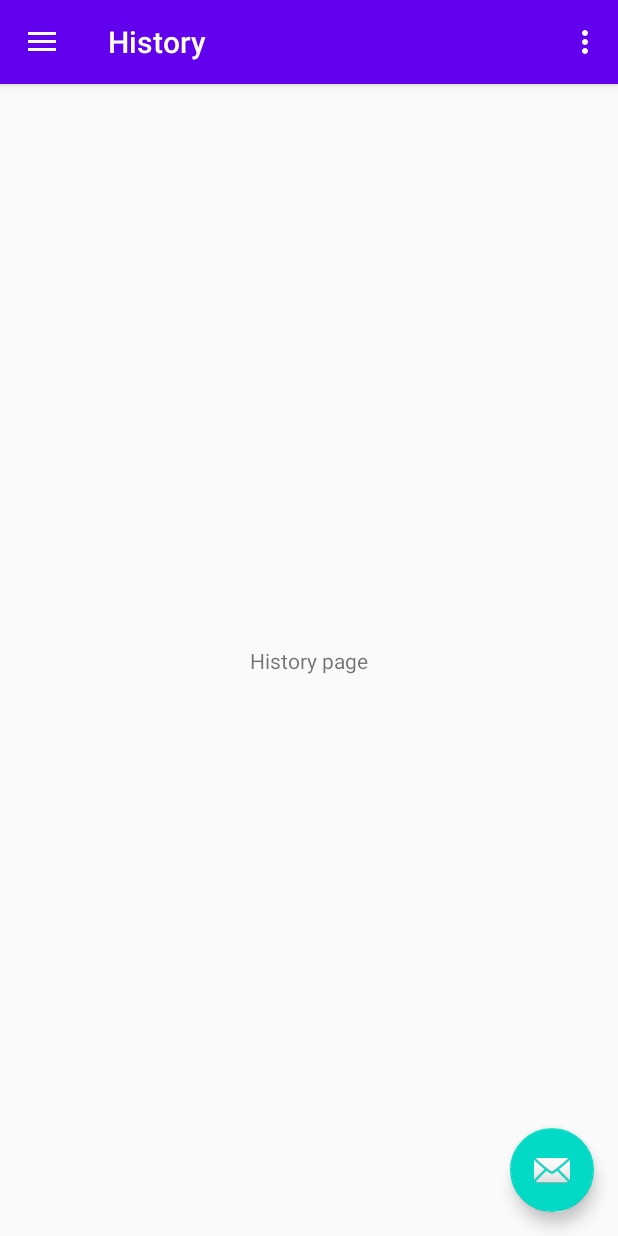
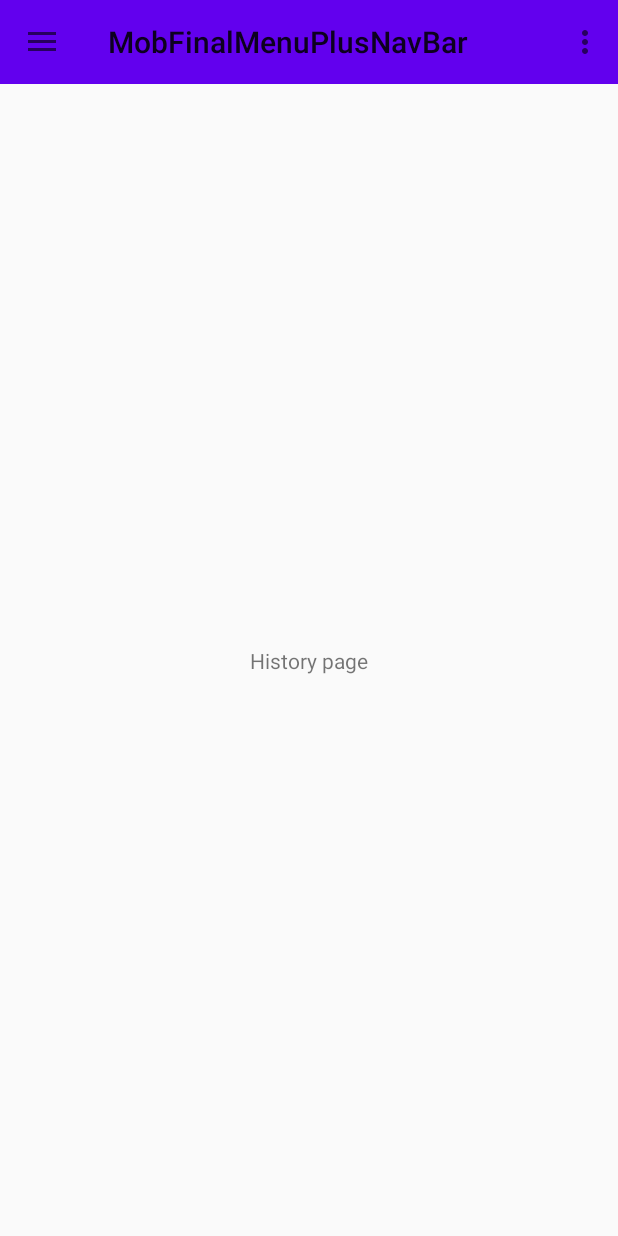
Before and after one commit to idastan97/MobFinalMenuPlusNavBar, an Android app: the screen it shows after launch (MainActivity), in the side drawer, after a tap on "History", on a phone screen of 412 x 824 dp. Run offline under Robolectric (Android 15) with nearby library versions, the phone set to English and light mode, and no system bars; our stand-ins replace navigation-ui.

Commit message:
Swipe pages added

```diff
--- a/app/build.gradle
+++ b/app/build.gradle
@@ -34,6 +34,7 @@ dependencies {
     implementation 'androidx.navigation:navigation-fragment:2.2.2'
     implementation 'androidx.navigation:navigation-ui:2.2.2'
     implementation 'androidx.lifecycle:lifecycle-extensions:2.2.0'
+    implementation "androidx.viewpager2:viewpager2:1.0.0"
     testImplementation 'junit:junit:4.12'
     androidTestImplementation 'androidx.test.ext:junit:1.1.1'
     androidTestImplementation 'androidx.test.espresso:espresso-core:3.2.0'
--- a/app/src/main/java/com/example/mobfinalmenuplusnavbar/MainActivity.java
+++ b/app/src/main/java/com/example/mobfinalmenuplusnavbar/MainActivity.java
@@ -1,8 +1,18 @@
 package com.example.mobfinalmenuplusnavbar;
 
 import android.os.Bundle;
+import android.view.MenuItem;
 import android.view.View;
 import android.view.Menu;
+import androidx.annotation.NonNull;
+import androidx.appcompat.app.ActionBarDrawerToggle;
+import androidx.core.view.GravityCompat;
+import androidx.viewpager2.widget.ViewPager2;
+import com.example.mobfinalmenuplusnavbar.ui.analytics.AnalyticsFragment;
+import com.example.mobfinalmenuplusnavbar.ui.debts.DebtsFragment;
+import com.example.mobfinalmenuplusnavbar.ui.history.HistoryFragment;
+import com.example.mobfinalmenuplusnavbar.ui.main.MainFragment;
+import com.example.mobfinalmenuplusnavbar.ui.plan.PlanFragment;
 import com.google.android.material.floatingactionbutton.FloatingActionButton;
 import com.google.android.material.snackbar.Snackbar;
 import com.google.android.material.navigation.NavigationView;
@@ -14,9 +24,12 @@ import androidx.drawerlayout.widget.DrawerLayout;
 import androidx.appcompat.app.AppCompatActivity;
 import androidx.appcompat.widget.Toolbar;
 
-public class MainActivity extends AppCompatActivity {
+public class MainActivity extends AppCompatActivity implements NavigationView.OnNavigationItemSelectedListener {
 
     private AppBarConfiguration mAppBarConfiguration;
+    private ViewPager2 viewPager2;
+    private MenusPagerAdapter adapter;
+    private DrawerLayout drawer;
 
     @Override
     protected void onCreate(Bundle savedInstanceState) {
@@ -24,25 +37,24 @@ public class MainActivity extends AppCompatActivity {
         setContentView(R.layout.activity_main);
         Toolbar toolbar = findViewById(R.id.toolbar);
         setSupportActionBar(toolbar);
-        FloatingActionButton fab = findViewById(R.id.fab);
-        fab.setOnClickListener(new View.OnClickListener() {
-            @Override
-            public void onClick(View view) {
-                Snackbar.make(view, "Replace with your own action", Snackbar.LENGTH_LONG)
-                        .setAction("Action", null).show();
-            }
-        });
-        DrawerLayout drawer = findViewById(R.id.drawer_layout);
+        adapter = new MenusPagerAdapter(this);
+        viewPager2 = findViewById(R.id.pager);
+        viewPager2.setAdapter(adapter);
+        drawer = findViewById(R.id.drawer_layout);
         NavigationView navigationView = findViewById(R.id.nav_view);
-        // Passing each menu ID as a set of Ids because each
-        // menu should be considered as top level destinations.
-        mAppBarConfiguration = new AppBarConfiguration.Builder(
-                R.id.nav_main, R.id.nav_history, R.id.nav_plan, R.id.nav_debts, R.id.nav_analytics)
-                .setDrawerLayout(drawer)
-                .build();
-        NavController navController = Navigation.findNavController(this, R.id.nav_host_fragment);
-        NavigationUI.setupActionBarWithNavController(this, navController, mAppBarConfiguration);
-        NavigationUI.setupWithNavController(navigationView, navController);
+        navigationView.setNavigationItemSelectedListener(this);
+        ActionBarDrawerToggle toggle =
+                new ActionBarDrawerToggle(this,
+                        drawer, toolbar,
+                        R.string.navigation_drawer_open,
+                        R.string.navigation_drawer_close);
+        drawer.addDrawerListener(toggle);
+        toggle.syncState();
+        if (savedInstanceState == null) {
+            viewPager2.setCurrentItem(0);
+            navigationView.setCheckedItem(R.id.nav_main);
+        }
+
     }
 
     @Override
@@ -53,9 +65,34 @@ public class MainActivity extends AppCompatActivity {
     }
 
     @Override
-    public boolean onSupportNavigateUp() {
-        NavController navController = Navigation.findNavController(this, R.id.nav_host_fragment);
-        return NavigationUI.navigateUp(navController, mAppBarConfiguration)
-                || super.onSupportNavigateUp();
+    public void onBackPressed() {
+        if (drawer.isDrawerOpen(GravityCompat.START)) {
+            drawer.closeDrawer(GravityCompat.START);
+        } else {
+            super.onBackPressed();
+        }
+    }
+
+    @Override
+    public boolean onNavigationItemSelected(@NonNull MenuItem item) {
+        switch (item.getItemId()) {
+            case R.id.nav_main:
+                viewPager2.setCurrentItem(0);
+                break;
+            case R.id.nav_history:
+                viewPager2.setCurrentItem(1);
+                break;
+            case R.id.nav_debts:
+                viewPager2.setCurrentItem(2);
+                break;
+            case R.id.nav_plan:
+                viewPager2.setCurrentItem(3);
+                break;
+            case R.id.nav_analytics:
+                viewPager2.setCurrentItem(4);
+                break;
+        }
+        drawer.closeDrawer(GravityCompat.START);
+        return true;
     }
 }
--- /dev/null
+++ b/app/src/main/java/com/example/mobfinalmenuplusnavbar/MenusPagerAdapter.java
@@ -0,0 +1,42 @@
+package com.example.mobfinalmenuplusnavbar;
+
+import androidx.annotation.NonNull;
+import androidx.fragment.app.Fragment;
+import androidx.fragment.app.FragmentActivity;
+import androidx.viewpager2.adapter.FragmentStateAdapter;
+import com.example.mobfinalmenuplusnavbar.ui.analytics.AnalyticsFragment;
+import com.example.mobfinalmenuplusnavbar.ui.debts.DebtsFragment;
+import com.example.mobfinalmenuplusnavbar.ui.history.HistoryFragment;
+import com.example.mobfinalmenuplusnavbar.ui.main.MainFragment;
+import com.example.mobfinalmenuplusnavbar.ui.plan.PlanFragment;
+
+public class MenusPagerAdapter extends FragmentStateAdapter {
+
+    public MenusPagerAdapter(@NonNull FragmentActivity fragmentActivity) {
+        super(fragmentActivity);
+    }
+
+
+    @NonNull
+    @Override
+    public Fragment createFragment(int position) {
+        switch (position){
+            case 0:
+                return new MainFragment();
+            case 1:
+                return new HistoryFragment();
+            case 2:
+                return new DebtsFragment();
+            case 3:
+                return new PlanFragment();
+            case 4:
+                return new AnalyticsFragment();
+        }
+        return null;
+    }
+
+    @Override
+    public int getItemCount() {
+        return 5;
+    }
+}
--- a/app/src/main/res/layout/activity_main.xml
+++ b/app/src/main/res/layout/activity_main.xml
@@ -8,11 +8,25 @@
         android:layout_height="match_parent"
         android:fitsSystemWindows="true"
         tools:openDrawer="start">
+    <LinearLayout android:layout_width="match_parent"
+                  android:layout_height="match_parent"
+                  android:orientation="vertical">
+        <androidx.appcompat.widget.Toolbar
+                android:id="@+id/toolbar"
+                android:layout_width="match_parent"
+                android:layout_height="?attr/actionBarSize"
+                android:background="?attr/colorPrimary"
+                app:popupTheme="@style/AppTheme.PopupOverlay"/>
 
-    <include
-            layout="@layout/app_bar_main"
-            android:layout_width="match_parent"
-            android:layout_height="match_parent"/>
+        <androidx.viewpager2.widget.ViewPager2
+                android:id="@+id/pager"
+                android:layout_width="match_parent"
+                android:layout_height="match_parent"
+                app:layout_constraintBottom_toBottomOf=" parent"
+                app:layout_constraintLeft_toLeftOf=" parent"
+                app:layout_constraintRight_toRightOf=" parent"/>
+    </LinearLayout>
+
 
     <com.google.android.material.navigation.NavigationView
             android:id="@+id/nav_view"
--- a/app/src/main/res/layout/app_bar_main.xml
+++ /dev/null
@@ -1,34 +0,0 @@
-<?xml version="1.0" encoding="utf-8"?>
-<androidx.coordinatorlayout.widget.CoordinatorLayout
-        xmlns:android="http://schemas.android.com/apk/res/android"
-        xmlns:app="http://schemas.android.com/apk/res-auto"
-        xmlns:tools="http://schemas.android.com/tools"
-        android:layout_width="match_parent"
-        android:layout_height="match_parent"
-        tools:context=".MainActivity">
-
-    <com.google.android.material.appbar.AppBarLayout
-            android:layout_height="wrap_content"
-            android:layout_width="match_parent"
-            android:theme="@style/AppTheme.AppBarOverlay" android:id="@+id/appBarLayout">
-
-        <androidx.appcompat.widget.Toolbar
-                android:id="@+id/toolbar"
-                android:layout_width="match_parent"
-                android:layout_height="?attr/actionBarSize"
-                android:background="?attr/colorPrimary"
-                app:popupTheme="@style/AppTheme.PopupOverlay"/>
-
-    </com.google.android.material.appbar.AppBarLayout>
-
-    <include layout="@layout/content_main"/>
-
-    <com.google.android.material.floatingactionbutton.FloatingActionButton
-            android:id="@+id/fab"
-            android:layout_width="wrap_content"
-            android:layout_height="wrap_content"
-            android:layout_gravity="bottom|end"
-            android:layout_margin="@dimen/fab_margin"
-            app:srcCompat="@android:drawable/ic_dialog_email"/>
-
-</androidx.coordinatorlayout.widget.CoordinatorLayout>
--- a/app/src/main/res/layout/content_main.xml
+++ /dev/null
@@ -1,22 +0,0 @@
-<?xml version="1.0" encoding="utf-8"?>
-<androidx.constraintlayout.widget.ConstraintLayout
-        xmlns:android="http://schemas.android.com/apk/res/android"
-        xmlns:app="http://schemas.android.com/apk/res-auto"
-        xmlns:tools="http://schemas.android.com/tools"
-        android:layout_width="match_parent"
-        android:layout_height="match_parent"
-        app:layout_behavior="@string/appbar_scrolling_view_behavior"
-        tools:showIn="@layout/app_bar_main">
-
-    <fragment
-            android:id="@+id/nav_host_fragment"
-            android:name="androidx.navigation.fragment.NavHostFragment"
-            android:layout_width="match_parent"
-            android:layout_height="match_parent"
-            app:layout_constraintLeft_toLeftOf="parent"
-            app:layout_constraintRight_toRightOf="parent"
-            app:layout_constraintTop_toTopOf="parent"
-            app:defaultNavHost="true"
-            app:navGraph="@navigation/mobile_navigation"
-    />
-</androidx.constraintlayout.widget.ConstraintLayout>
--- a/app/src/main/res/navigation/mobile_navigation.xml
+++ /dev/null
@@ -1,37 +0,0 @@
-<?xml version="1.0" encoding="utf-8"?>
-<navigation xmlns:android="http://schemas.android.com/apk/res/android"
-            xmlns:app="http://schemas.android.com/apk/res-auto"
-            xmlns:tools="http://schemas.android.com/tools"
-            android:id="@+id/mobile_navigation"
-            app:startDestination="@+id/nav_main">
-
-    <fragment
-            android:id="@+id/nav_main"
-            android:name="com.example.mobfinalmenuplusnavbar.ui.main.MainFragment"
-            android:label="@string/menu_main"
-            tools:layout="@layout/fragment_main"/>
-
-    <fragment
-            android:id="@+id/nav_history"
-            android:name="com.example.mobfinalmenuplusnavbar.ui.history.HistoryFragment"
-            android:label="@string/menu_history"
-            tools:layout="@layout/fragment_history"/>
-
-    <fragment
-            android:id="@+id/nav_debts"
-            android:name="com.example.mobfinalmenuplusnavbar.ui.debts.DebtsFragment"
-            android:label="@string/menu_debts"
-            tools:layout="@layout/fragment_debts"/>
-
-    <fragment
-            android:id="@+id/nav_plan"
-            android:name="com.example.mobfinalmenuplusnavbar.ui.plan.PlanFragment"
-            android:label="@string/menu_plan"
-            tools:layout="@layout/fragment_plan"/>
-
-    <fragment
-            android:id="@+id/nav_analytics"
-            android:name="com.example.mobfinalmenuplusnavbar.ui.analytics.AnalyticsFragment"
-            android:label="@string/menu_analytics"
-            tools:layout="@layout/fragment_analytics"/>
-</navigation>
```
